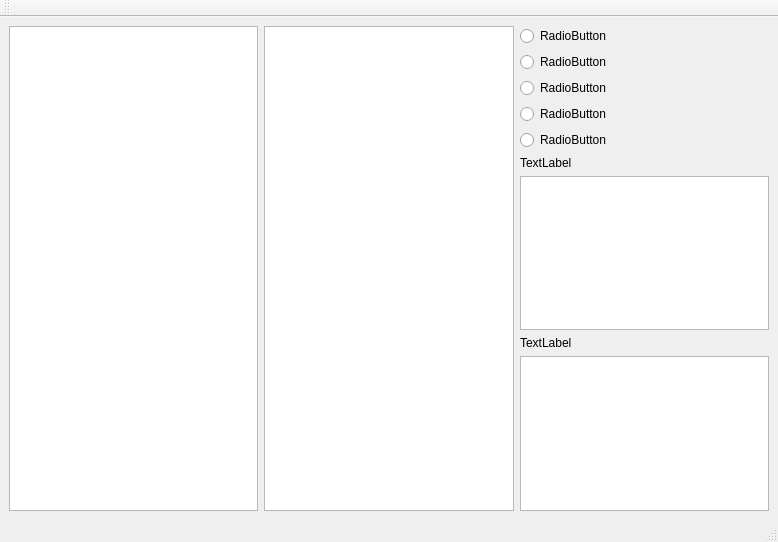
Above: res/ui/mapEditor.ui from mratmartinez/Mapuche before the change. Below: the same form after it.
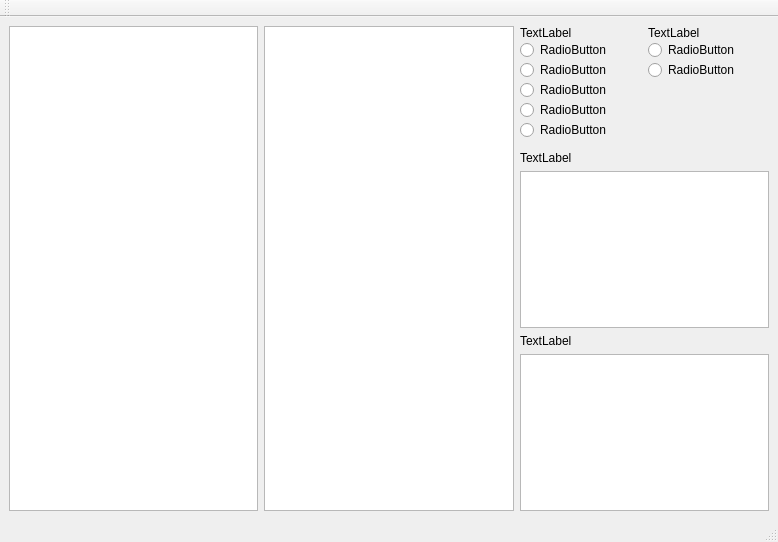
That is the form after the change.

Commit message: Now it can paint!

What changed in the file:
```diff
--- a/res/ui/mapEditor.ui
+++ b/res/ui/mapEditor.ui
@@ -67,7 +67,22 @@
       <item>
        <layout class="QVBoxLayout" name="verticalLayout">
         <item>
+         <layout class="QHBoxLayout" name="horizontalLayout_2">
+          <item>
          <layout class="QVBoxLayout" name="verticalLayout_2">
+            <property name="spacing">
+             <number>0</number>
+            </property>
+            <property name="sizeConstraint">
+             <enum>QLayout::SetMinimumSize</enum>
+            </property>
+            <item>
+             <widget class="QLabel" name="layerLabel">
+              <property name="text">
+               <string>TextLabel</string>
+              </property>
+             </widget>
+            </item>
           <item>
            <widget class="QRadioButton" name="layer0Btn">
             <property name="text">
@@ -102,6 +117,65 @@
              <string>RadioButton</string>
             </property>
            </widget>
+            </item>
+            <item>
+             <spacer name="verticalSpacer">
+              <property name="orientation">
+               <enum>Qt::Vertical</enum>
+              </property>
+              <property name="sizeHint" stdset="0">
+               <size>
+                <width>20</width>
+                <height>40</height>
+               </size>
+              </property>
+             </spacer>
+            </item>
+           </layout>
+          </item>
+          <item>
+           <layout class="QVBoxLayout" name="verticalLayout_3">
+            <property name="spacing">
+             <number>0</number>
+            </property>
+            <property name="sizeConstraint">
+             <enum>QLayout::SetMinimumSize</enum>
+            </property>
+            <item>
+             <widget class="QLabel" name="paintModeLabel">
+              <property name="text">
+               <string>TextLabel</string>
+              </property>
+             </widget>
+            </item>
+            <item>
+             <widget class="QRadioButton" name="singleBtn">
+              <property name="text">
+               <string>RadioButton</string>
+              </property>
+             </widget>
+            </item>
+            <item>
+             <widget class="QRadioButton" name="squareBtn">
+              <property name="text">
+               <string>RadioButton</string>
+              </property>
+             </widget>
+            </item>
+            <item>
+             <spacer name="verticalSpacer_2">
+              <property name="orientation">
+               <enum>Qt::Vertical</enum>
+              </property>
+              <property name="sizeHint" stdset="0">
+               <size>
+                <width>20</width>
+                <height>40</height>
+               </size>
+              </property>
+             </spacer>
+            </item>
+           </layout>
           </item>
          </layout>
         </item>
```
Left out of the diff: 6 changed lines with no effect on the pictures. Lines whose indentation alone changed are shown as unchanged. The commit also changes 1 other file.
